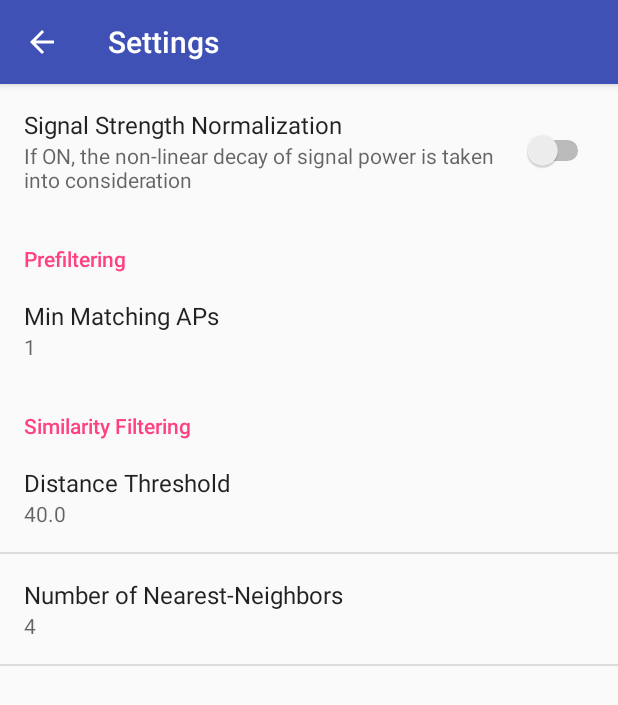
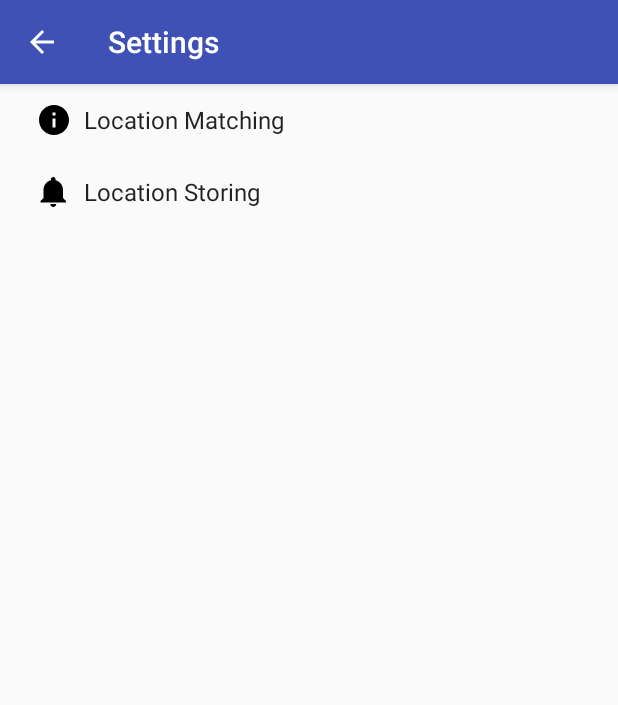
Before and after one commit to mesnico/WifiIndoorLocation, an Android app: the SettingsActivity screen opened directly, with no data from a screen before it, on a phone screen of 412 x 824 dp. Shown: the top 705 px of the screen. Run offline under Robolectric (Android 15) with nearby library versions, the phone set to English and light mode, and no system bars.

Commit message:
Centroid computation, settings menu divided into match and store submenus. Map fragment created

```diff
--- a/app/src/main/java/com/unipi/nicola/indoorlocator/SettingsActivity.java
+++ b/app/src/main/java/com/unipi/nicola/indoorlocator/SettingsActivity.java
@@ -7,7 +7,6 @@ import android.content.Intent;
 import android.content.res.Configuration;
 import android.os.Build;
 import android.os.Bundle;
-import android.os.Messenger;
 import android.preference.ListPreference;
 import android.preference.Preference;
 import android.preference.PreferenceActivity;
@@ -16,6 +15,8 @@ import android.support.v7.app.ActionBar;
 import android.preference.PreferenceFragment;
 import android.preference.PreferenceManager;
 import android.view.MenuItem;
+
+import java.util.List;
 
 /**
  * A {@link PreferenceActivity} that presents a set of application settings. On
@@ -34,6 +35,8 @@ public class SettingsActivity extends AppCompatPreferenceActivity {
     public static final String PREF_DISTANCE_THRESHOLD_KEY = "distance_threshold";
     public static final String PREF_MINIMUM_MATCHING_APS_KEY = "min_matching_aps";
     public static final String PREF_NEAREST_NEIGHBORS_NUMBER_KEY = "nn_number";
+
+    public static final String PREF_STORING_ITERATIONS_KEY = "storing_iterations";
     /**
      * A preference value change listener that updates the preference's summary
      * to reflect its new value.
@@ -65,6 +68,15 @@ public class SettingsActivity extends AppCompatPreferenceActivity {
     };
 
     /**
+     * Helper method to determine if the device has an extra-large screen. For
+     * example, 10" tablets are extra-large.
+     */
+    private static boolean isXLargeTablet(Context context) {
+        return (context.getResources().getConfiguration().screenLayout
+                & Configuration.SCREENLAYOUT_SIZE_MASK) >= Configuration.SCREENLAYOUT_SIZE_XLARGE;
+    }
+
+    /**
      * Binds a preference's summary to its value. More specifically, when the
      * preference's value is changed, its summary (line of text below the
      * preference title) is updated to reflect the value. The summary is also
@@ -88,10 +100,32 @@ public class SettingsActivity extends AppCompatPreferenceActivity {
     @Override
     protected void onCreate(Bundle savedInstanceState) {
         super.onCreate(savedInstanceState);
+        //getFragmentManager().beginTransaction().replace(android.R.id.content, new LocationMatchingPreferenceFragment()).commit();
+        setupActionBar();
+    }
 
-        getFragmentManager().beginTransaction().replace(android.R.id.content, new GeneralSettingsFragment()).commit();
+    /**
+     * {@inheritDoc}
+     */
+    @Override
+    public boolean onIsMultiPane() {
+        return isXLargeTablet(this);
+    }
 
-        setupActionBar();
+    @Override
+    @TargetApi(Build.VERSION_CODES.HONEYCOMB)
+    public void onBuildHeaders(List<Header> target) {
+        loadHeadersFromResource(R.xml.pref_headers, target);
+    }
+
+    /**
+     * This method stops fragment injection in malicious applications.
+     * Make sure to deny any unknown fragments here.
+     */
+    protected boolean isValidFragment(String fragmentName) {
+        return PreferenceFragment.class.getName().equals(fragmentName)
+                || LocationMatchingPreferenceFragment.class.getName().equals(fragmentName)    //TODO: add all settings fragments
+                || LocationStoringPreferenceFragment.class.getName().equals(fragmentName);
     }
 
     /**
@@ -105,28 +139,26 @@ public class SettingsActivity extends AppCompatPreferenceActivity {
         }
     }
 
-    /*@Override
+    @Override
     public boolean onMenuItemSelected(int featureId, MenuItem item) {
         int id = item.getItemId();
         if (id == android.R.id.home) {
-            if (!super.onMenuItemSelected(featureId, item)) {
-                NavUtils.navigateUpFromSameTask(this);
-            }
+            startActivity(new Intent(this, WifiLocatorActivity.class));
             return true;
         }
         return super.onMenuItemSelected(featureId, item);
-    }*/
+    }
 
     /**
-     * This fragment shows general preferences only. It is used when the
+     * This fragment shows location matching preferences only. It is used when the
      * activity is showing a two-pane settings UI.
      */
     @TargetApi(Build.VERSION_CODES.HONEYCOMB)
-    public static class GeneralSettingsFragment extends PreferenceFragment {
+    public static class LocationMatchingPreferenceFragment extends PreferenceFragment {
         @Override
         public void onCreate(Bundle savedInstanceState) {
             super.onCreate(savedInstanceState);
-            addPreferencesFromResource(R.xml.pref_general);
+            addPreferencesFromResource(R.xml.pref_matching);
             setHasOptionsMenu(true);
 
             // Bind the summaries of EditText/List/Dialog/Ringtone preferences
@@ -142,10 +174,43 @@ public class SettingsActivity extends AppCompatPreferenceActivity {
         public boolean onOptionsItemSelected(MenuItem item) {
             int id = item.getItemId();
             if (id == android.R.id.home) {
-                NavUtils.navigateUpFromSameTask(getActivity());
+                startActivity(new Intent(getActivity(), SettingsActivity.class));
                 return true;
             }
             return super.onOptionsItemSelected(item);
         }
     }
+
+    /**
+     * This fragment shows location storing preferences only. It is used when the
+     * activity is showing a two-pane settings UI.
+     */
+    @TargetApi(Build.VERSION_CODES.HONEYCOMB)
+    public static class LocationStoringPreferenceFragment extends PreferenceFragment {
+        @Override
+        public void onCreate(Bundle savedInstanceState) {
+            super.onCreate(savedInstanceState);
+            addPreferencesFromResource(R.xml.pref_storing);
+            setHasOptionsMenu(true);
+
+            // Bind the summaries of EditText/List/Dialog/Ringtone preferences
+            // to their values. When their values change, their summaries are
+            // updated to reflect the new value, per the Android Design
+            // guidelines.
+            bindPreferenceSummaryToValue(findPreference(PREF_STORING_ITERATIONS_KEY));
+
+        }
+
+        @Override
+        public boolean onOptionsItemSelected(MenuItem item) {
+            int id = item.getItemId();
+            if (id == android.R.id.home) {
+                startActivity(new Intent(getActivity(), SettingsActivity.class));
+                return true;
+            }
+            return super.onOptionsItemSelected(item);
+        }
+    }
+
+
 }
--- a/app/src/main/java/com/unipi/nicola/indoorlocator/fingerprinting/AccessPointInfos.java
+++ b/app/src/main/java/com/unipi/nicola/indoorlocator/fingerprinting/AccessPointInfos.java
@@ -47,4 +47,9 @@ public class AccessPointInfos implements Comparable<AccessPointInfos>{
     public String getNetworkName() {
         return networkName;
     }
+
+    @Override
+    public String toString(){
+        return networkName + ":" + signalStrength + " -- ";
+    }
 }
--- a/app/src/main/res/values/strings.xml
+++ b/app/src/main/res/values/strings.xml
@@ -5,7 +5,11 @@
     <string name="section_format">Hello World from section: %1$d</string>
     <string name="title_activity_settings">Settings</string>
 
-    <!-- Strings related to Settings -->
+    <!-- Strings related to Settings Header -->
+    <string name="pref_header_matching">Location Matching</string>
+    <string name="pref_header_storing">Location Storing</string>
+
+    <!-- Strings related to Location Matching Settings -->
 
     <string name="settings_signal_normalization">Signal Strength Normalization</string>
     <string name="settings_signal_normalization_details">
@@ -21,4 +25,10 @@
     <string name="settings_distance_threshold">Distance Threshold</string>
     <string name="settings_nearest_neighbors">Number of Nearest-Neighbors</string>
 
+    <!-- Strings related to Location Storing Settings -->
+    <string name="storing_iterations">Storing Iterations</string>
+
+    <!-- TODO: Remove or change this placeholder text -->
+    <string name="hello_blank_fragment">Hello blank fragment</string>
+
 </resources>
--- /dev/null
+++ b/app/src/main/res/xml/pref_headers.xml
@@ -0,0 +1,15 @@
+<preference-headers xmlns:android="http://schemas.android.com/apk/res/android">
+
+    <!-- These settings headers are only used on tablets. -->
+
+    <header
+        android:fragment="com.unipi.nicola.indoorlocator.SettingsActivity$LocationMatchingPreferenceFragment"
+        android:icon="@drawable/ic_info_black_24dp"
+        android:title="@string/pref_header_matching" />
+
+    <header
+        android:fragment="com.unipi.nicola.indoorlocator.SettingsActivity$LocationStoringPreferenceFragment"
+        android:icon="@drawable/ic_notifications_black_24dp"
+        android:title="@string/pref_header_storing" />
+
+</preference-headers>
--- /dev/null
+++ b/app/src/main/res/xml/pref_storing.xml
@@ -0,0 +1,11 @@
+<PreferenceScreen xmlns:android="http://schemas.android.com/apk/res/android">
+
+    <EditTextPreference
+        android:defaultValue="4"
+        android:inputType="number"
+        android:selectAllOnFocus="true"
+        android:singleLine="true"
+        android:title="@string/storing_iterations"
+        android:key="storing_iterations" />
+
+</PreferenceScreen>
```
Also changed, not shown: app/src/main/AndroidManifest.xml (+6 -2 lines), app/src/main/java/com/unipi/nicola/indoorlocator/FPMapFragment.java (added, +38 -0 lines), app/src/main/java/com/unipi/nicola/indoorlocator/IndoorLocatorApplication.java (+11 -0 lines), app/src/main/java/com/unipi/nicola/indoorlocator/WifiFingerprintingService.java (+31 -5 lines), app/src/main/java/com/unipi/nicola/indoorlocator/WifiLocatorActivity.java (+14 -0 lines), app/src/main/res/layout/fragment_fp_map.xml (added, +13 -0 lines), app/src/main/res/xml/pref_matching.xml (renamed from app/src/main/res/xml/pref_general.xml).
